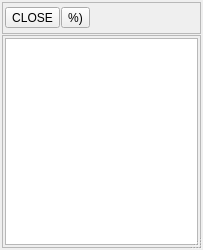
Before: the Qt Designer form qwtw/mw.ui in ganlubbq/qwtw, drawn with Qt 5.
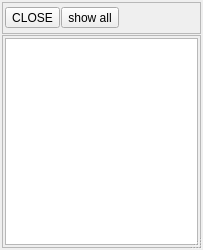
After: the same form once the commit is applied. Icons and pictures are not drawn.

Commit message: main window interface changed

```diff
--- a/qwtw/mw.ui
+++ b/qwtw/mw.ui
@@ -78,7 +78,20 @@
       <item>
        <widget class="QToolButton" name="toolButton_2">
         <property name="text">
-         <string>%)</string>
+         <string>show all</string>
+        </property>
+        <property name="icon">
+         <iconset resource="plib1.qrc">
+          <normaloff>:/icons/img/binokl.png</normaloff>:/icons/img/binokl.png</iconset>
+        </property>
+        <property name="iconSize">
+         <size>
+          <width>32</width>
+          <height>32</height>
+         </size>
+        </property>
+        <property name="toolButtonStyle">
+         <enum>Qt::ToolButtonIconOnly</enum>
         </property>
        </widget>
       </item>
```
Left out of the diff: 25 changed lines with no effect on the pictures. The commit also changes 2 other files.
